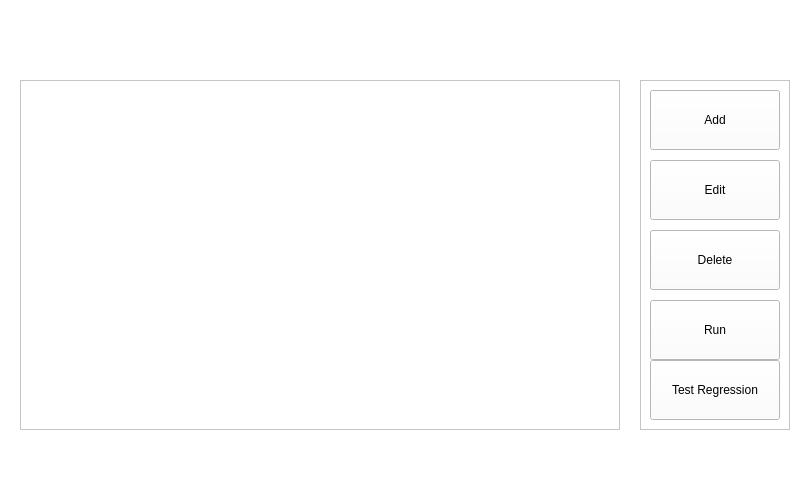
Before: the Qt Designer form mainwindow.ui in srikrishnan90/ELISAREADER, drawn with Qt 5.
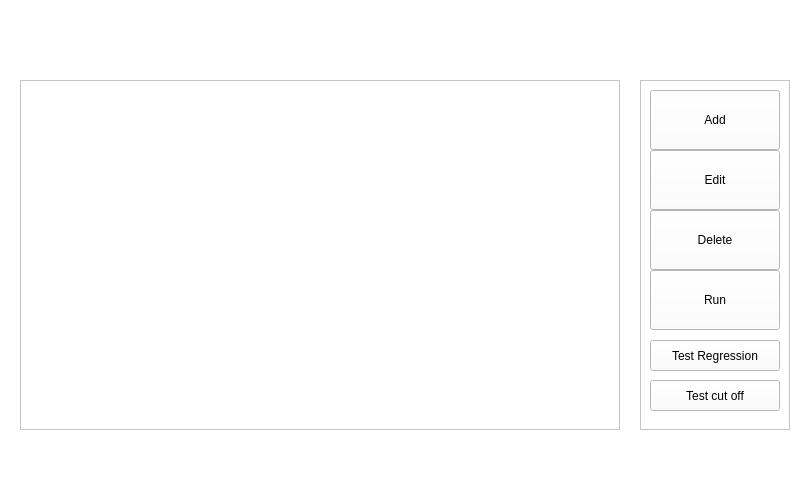
After: the same form once the commit is applied.

```diff
--- a/mainwindow.ui
+++ b/mainwindow.ui
@@ -140,7 +140,7 @@
        <property name="geometry">
         <rect>
          <x>10</x>
-         <y>80</y>
+         <y>70</y>
          <width>130</width>
          <height>60</height>
         </rect>
@@ -153,7 +153,7 @@
        <property name="geometry">
         <rect>
          <x>10</x>
-         <y>150</y>
+         <y>130</y>
          <width>130</width>
          <height>60</height>
         </rect>
@@ -166,7 +166,7 @@
        <property name="geometry">
         <rect>
          <x>10</x>
-         <y>220</y>
+         <y>190</y>
          <width>130</width>
          <height>60</height>
         </rect>
@@ -179,15 +179,28 @@
        <property name="geometry">
         <rect>
          <x>10</x>
-         <y>280</y>
+         <y>260</y>
          <width>130</width>
-         <height>60</height>
+         <height>31</height>
         </rect>
        </property>
        <property name="text">
         <string>Test Regression</string>
        </property>
       </widget>
+      <widget class="QToolButton" name="toolButton_31">
+       <property name="geometry">
+        <rect>
+         <x>10</x>
+         <y>300</y>
+         <width>130</width>
+         <height>31</height>
+        </rect>
+       </property>
+       <property name="text">
+        <string>Test cut off</string>
+       </property>
+      </widget>
      </widget>
     </widget>
     <widget class="QWidget" name="page_3">
```
